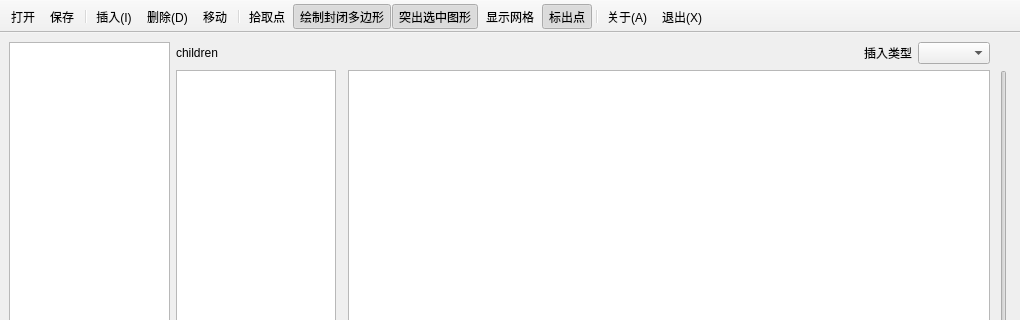
Qt form Form.ui (bssthu/L5MapEditor) before a commit; both pictures show x 0 to 1020 and y 0 to 320 of the 1020 by 683 pixel window.
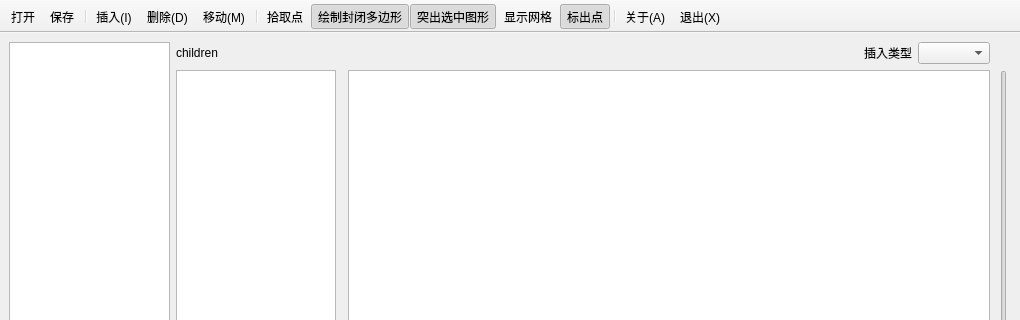
The same form after that commit. Icons and pictures are not drawn. Custom widgets are drawn as their Qt base class.

What changed in the file:
```diff
--- a/Form.ui
+++ b/Form.ui
@@ -265,6 +265,9 @@
      <normaloff>:/img/move.png</normaloff>:/img/move.png</iconset>
    </property>
    <property name="text">
+    <string>移动(&amp;M)</string>
+   </property>
+   <property name="toolTip">
     <string>移动</string>
    </property>
   </action>
```
Left out of the diff: 13 changed lines with no effect on the pictures.
